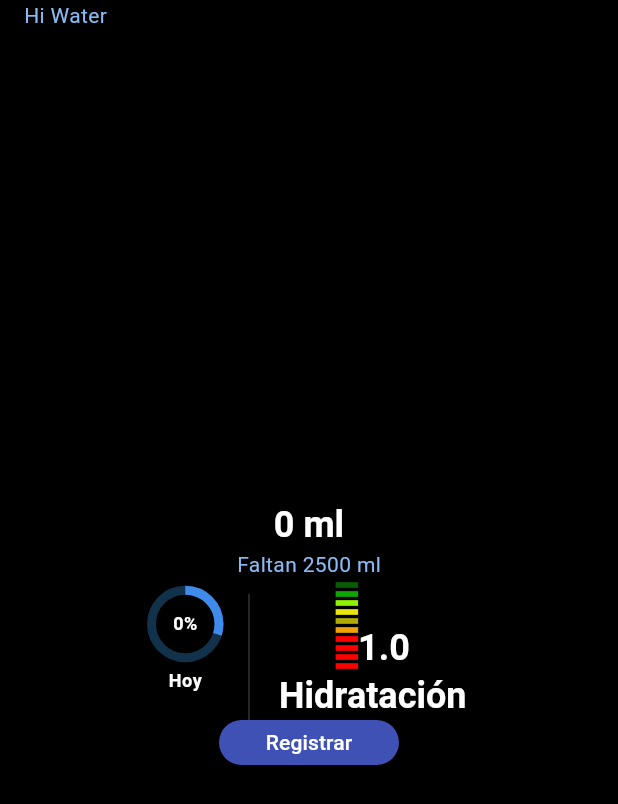
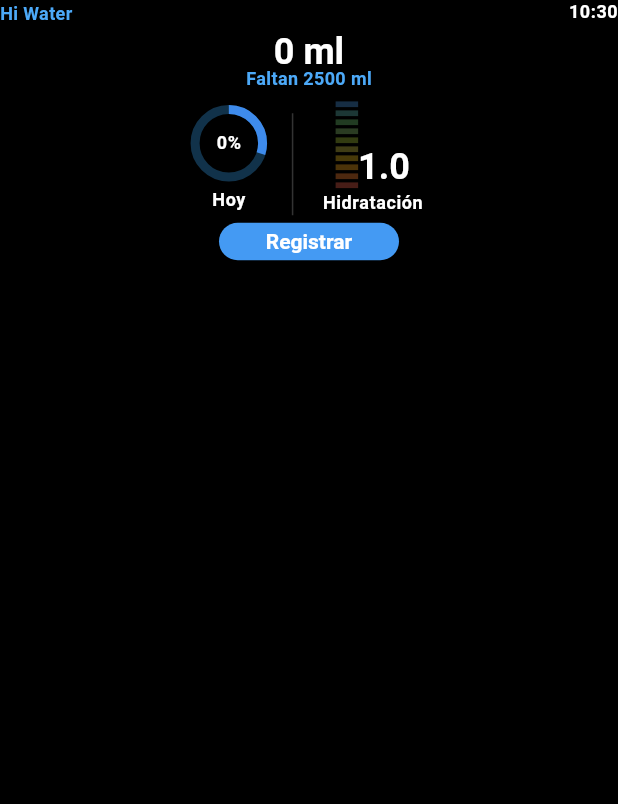
Before and after one commit to CarlosJair117/hi_water, a Flutter app: the screen it shows after launch, on a phone screen of 412 x 824 dp. Shown: the top 804 px of the screen. Run offline on Flutter 3.47's test engine with Material 2 defaults, Android fonts, the phone set to English and light mode, and no system bars.

Commit message:
IntervalProgressBar

```diff
--- a/lib/assets/interval_progress_bar.dart
+++ b/lib/assets/interval_progress_bar.dart
@@ -1,13 +1,41 @@
 import 'package:flutter/material.dart';
 
 class IntervalProgressBar extends StatefulWidget {
-  const IntervalProgressBar({Key? key}) : super(key: key);
+  final int value;
+  const IntervalProgressBar({Key? key, required this.value}) : super(key: key);
 
   @override
   State<IntervalProgressBar> createState() => _IntervalProgressBarState();
 }
 
 class _IntervalProgressBarState extends State<IntervalProgressBar> {
+
+  List<Color> darkColor = [
+    const Color.fromARGB(255, 22, 45, 67),
+    const Color.fromARGB(255, 28, 55, 53),
+    const Color.fromARGB(255, 33, 59, 34),
+    const Color.fromARGB(255, 42, 59, 34),
+    const Color.fromARGB(255, 50, 59, 17),
+    const Color.fromARGB(255, 63, 60, 21),
+    const Color.fromARGB(255, 71, 57, 9),
+    const Color.fromARGB(255, 75, 51, 9),
+    const Color.fromARGB(255, 77, 40, 15),
+    const Color.fromARGB(255, 71, 29, 23)
+  ];
+
+  List<Color> brightColor = [
+    const Color.fromARGB(255, 8, 91, 3),
+    const Color.fromARGB(255, 13, 166, 5),
+    const Color.fromARGB(255, 144, 240, 5),
+    const Color.fromARGB(255, 235, 228, 12),
+    const Color.fromARGB(255, 176, 170, 4),
+    const Color.fromARGB(255, 192, 181, 60),
+    const Color.fromARGB(255, 230, 190, 64),
+    const Color.fromARGB(255, 237, 169, 59),
+    const Color.fromARGB(255, 235, 138, 60),
+    const Color.fromARGB(255, 229, 95, 72)
+  ];
+
   @override
   Widget build(BuildContext context) {
     return Row(
@@ -19,27 +47,35 @@
   }
 
   Widget _bar() {
+
+    List<Color> actualColors;
+    if(widget.value == 0){
+      actualColors = darkColor;
+    } else {
+      actualColors = brightColor;
+    }
+
     return Column(
       children: [
-        _interval(customColor: const Color.fromARGB(255, 8, 91, 3)),
+        _interval(customColor: actualColors[0] ),
         const SizedBox(height: 2.2,),
-        _interval(customColor: const Color.fromARGB(255, 13, 166, 5)),
+        _interval(customColor: actualColors[1]),
         const SizedBox(height: 2.2,),
-        _interval(customColor: const Color.fromARGB(255, 144, 240, 5)),
+        _interval(customColor: actualColors[2]),
         const SizedBox(height: 2.2,),
-        _interval(customColor: const Color.fromARGB(255, 235, 228, 12)),
+        _interval(customColor: actualColors[3]),
         const SizedBox(height: 2.2,),
-        _interval(customColor: const Color.fromARGB(255, 176, 170, 4)),
+        _interval(customColor: actualColors[4]),
         const SizedBox(height: 2.2,),
-        _interval(customColor: const Color.fromARGB(255, 240, 161, 3)),
+        _interval(customColor: actualColors[5]),
         const SizedBox(height: 2.2,),
-        _interval(customColor: const Color.fromARGB(255, 255, 0, 0)),
+        _interval(customColor: actualColors[6]),
         const SizedBox(height: 2.2,),
-        _interval(customColor: const Color.fromARGB(255, 255, 0, 0)),
+        _interval(customColor: actualColors[7]),
         const SizedBox(height: 2.2,),
-        _interval(customColor: const Color.fromARGB(255, 255, 0, 0)),
+        _interval(customColor: actualColors[8]),
         const SizedBox(height: 2.2,),
-        _interval(customColor: const Color.fromARGB(255, 255, 0, 0)),
+        _interval(customColor: actualColors[9]),
       ],
     );
   }
--- a/lib/main.dart
+++ b/lib/main.dart
@@ -21,13 +21,16 @@
         appBarTheme: const AppBarTheme( color: Colors.black),
         textTheme: const TextTheme(
           headlineSmall: TextStyle(color: Colors.white, fontWeight: FontWeight.bold),
-          bodyMedium: TextStyle(color: Color.fromARGB(255, 137, 186, 243)),
+          bodyMedium: TextStyle(color: Color.fromARGB(255, 76, 169, 248), fontSize: 12, fontWeight: FontWeight.bold),
           bodySmall: TextStyle(color: Colors.white, fontSize: 12, fontWeight: FontWeight.bold),
         ),
         elevatedButtonTheme: ElevatedButtonThemeData(
           style: ElevatedButton.styleFrom(
-            backgroundColor: Colors.indigo,
-            foregroundColor: Colors.white
+            backgroundColor: const Color.fromARGB(255, 68, 154, 243),
+            foregroundColor: Colors.white,
+            textStyle: const TextStyle(
+              fontWeight: FontWeight.bold,
+            ),
           )
         ),
         useMaterial3: true,
--- a/lib/screens/start_screen.dart
+++ b/lib/screens/start_screen.dart
@@ -1,5 +1,6 @@
 import 'package:flutter/material.dart';
 import 'package:hi_water/assets/interval_progress_bar.dart';
+import 'package:intl/intl.dart';
 
 class StartScreen extends StatefulWidget {
   const StartScreen({super.key});
@@ -15,27 +16,50 @@
 
     return Scaffold(
       appBar: AppBar(
-        toolbarHeight: 20.0,
-        centerTitle: false,
-        leadingWidth: 0,
-        title: Text('Hi Water', style: Theme.of(context).textTheme.bodyMedium,),
-        //actions: [ ]
+        toolbarHeight: 16.0,
+        leadingWidth: 100,
+        leading: Text('Hi Water', style: Theme.of(context).textTheme.bodyMedium,),
+        actions: [
+          _hour(),
+         ]
       ),
-      body: Column(
+      body: SizedBox(
+        height: 160.0,
+        child: Column(
           mainAxisAlignment: MainAxisAlignment.center,
           children: [
             _totalMl(),
+            _verticalGap(),
             _indicators(),
+            _verticalGap(),
             _buttonReg(),
           ],
+        ),
       )
+    );
+  }
+
+  Widget _hour(){
+    String formattedTime = DateFormat.Hm().format(DateTime.now());
+    return Text(
+      formattedTime,
+      style: Theme.of(context).textTheme.bodySmall,
+    );
+  }
+
+  Widget _verticalGap(){
+    return const SizedBox(
+      height: 5.0,
     );
   }
 
   Widget _totalMl(){
      return Column(
        children: [
-         Text('0 ml', style: Theme.of(context).textTheme.headlineSmall),
+         SizedBox(
+          height: 25.0,
+          child: Text('0 ml', style: Theme.of(context).textTheme.headlineSmall)
+        ),
          Text('Faltan 2500 ml', style: Theme.of(context).textTheme.bodyMedium)
        ],
      );
@@ -106,8 +130,8 @@
     return Column(
       children: [
         // _intervalBar(),
-        const IntervalProgressBar(),
-        Text('Hidratación', style: Theme.of(context).textTheme.headlineSmall)
+        const IntervalProgressBar(value: 0,),
+        Text('Hidratación', style: Theme.of(context).textTheme.bodySmall)
       ],
     );
   }
@@ -115,7 +139,7 @@
   Widget _buttonReg(){
     return Center(
             child: ConstrainedBox(
-              constraints: const BoxConstraints.tightFor( width: 120, height: 30),
+              constraints: const BoxConstraints.tightFor( width: 120, height: 25),
               child: ElevatedButton(
                 onPressed: () {},
                 child: const Text('Registrar'),
--- a/pubspec.yaml
+++ b/pubspec.yaml
@@ -35,6 +35,8 @@
   # The following adds the Cupertino Icons font to your application.
   # Use with the CupertinoIcons class for iOS style icons.
   cupertino_icons: ^1.0.2
+  flutter_intl: ^0.0.1
+  intl: ^0.18.1
 
 dev_dependencies:
   flutter_test:
```
Also changed, not shown: pubspec.lock. Lines whose indentation alone changed are shown as unchanged.
